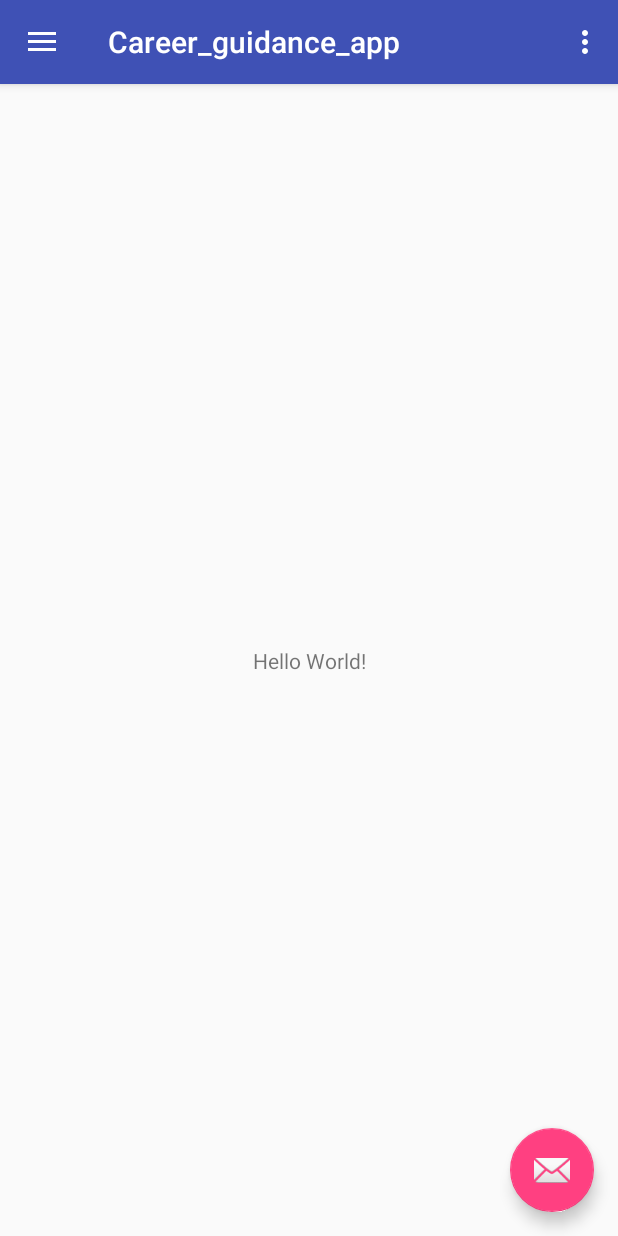
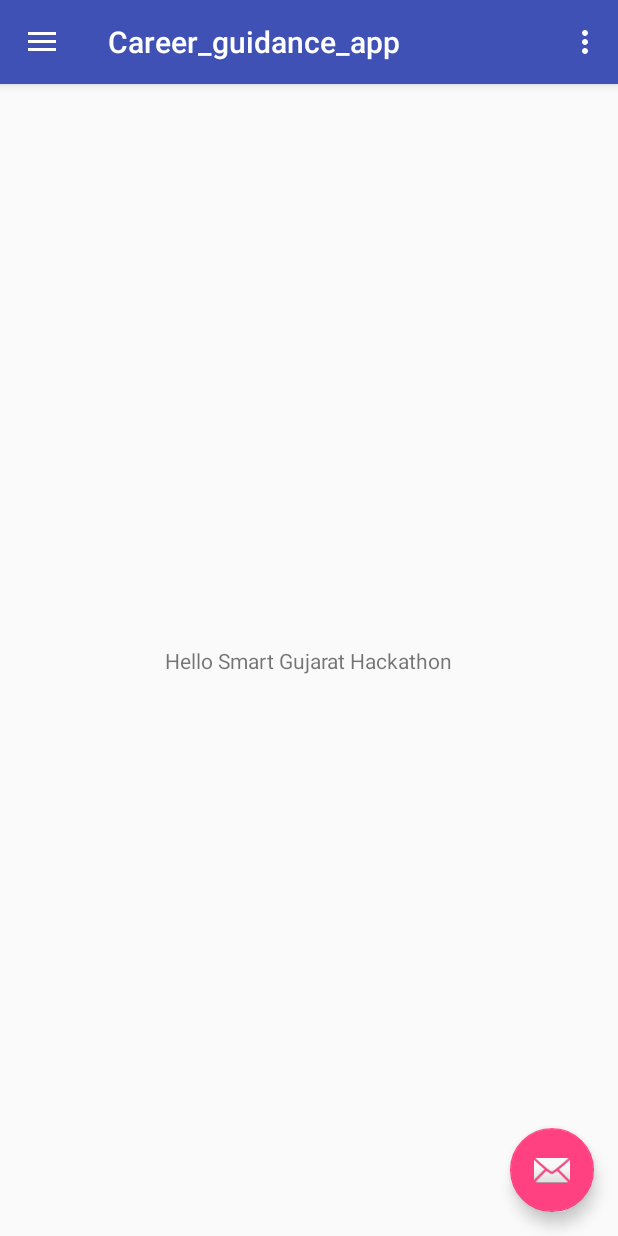
Before and after one commit to SurejaHit/Career_guidance_app, an Android app: the screen it shows after launch (MainActivity), on a phone screen of 412 x 824 dp. Run offline under Robolectric (Android 15) with nearby library versions, the phone set to English and light mode, and no system bars.

Commit message:
Initial Push for Testing
Nothing

```diff
--- a/app/src/main/res/layout/content_main.xml
+++ b/app/src/main/res/layout/content_main.xml
@@ -11,7 +11,7 @@
     <TextView
         android:layout_width="wrap_content"
         android:layout_height="wrap_content"
-        android:text="Hello World!"
+        android:text="Hello Smart Gujarat Hackathon"
         app:layout_constraintBottom_toBottomOf="parent"
         app:layout_constraintLeft_toLeftOf="parent"
         app:layout_constraintRight_toRightOf="parent"
```
